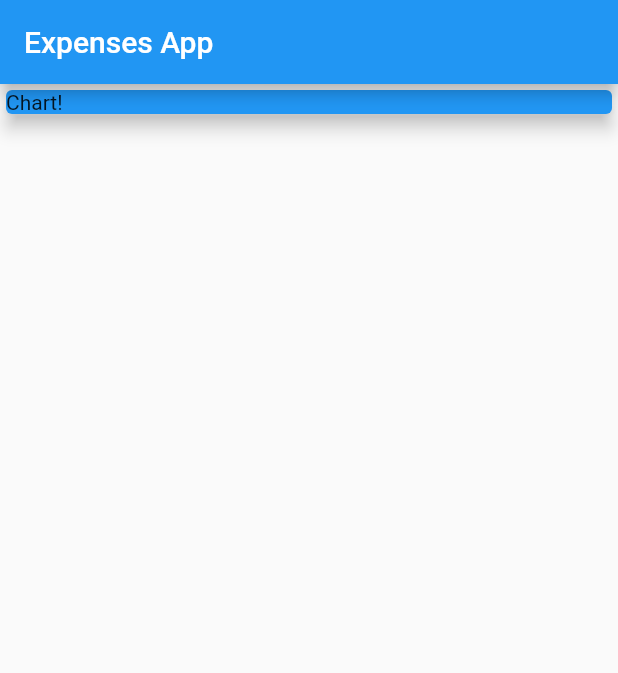
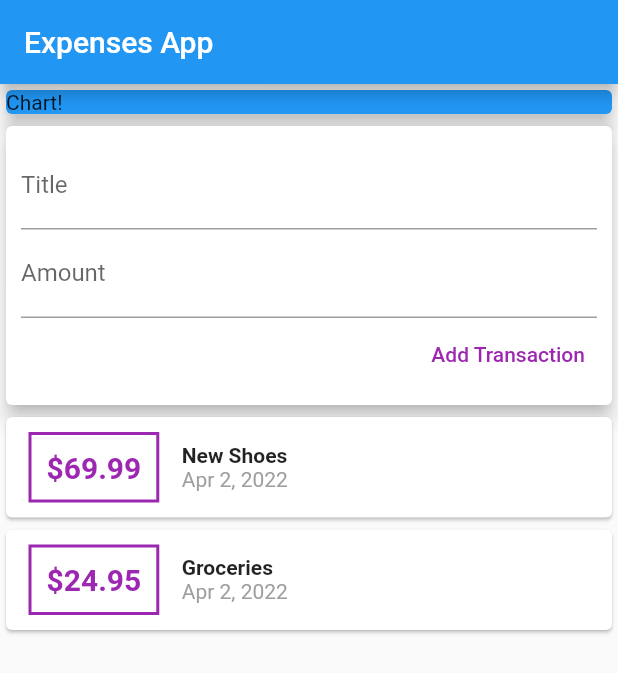
Before and after one commit to curtis-clement/flutter_expense_tracker, a Flutter app: the screen it shows after launch, on a phone screen of 412 x 824 dp. Shown: the top 673 px of the screen. Run offline on Flutter 3.47's test engine with Material 2 defaults, Android fonts, the phone set to English and light mode, and no system bars.

Commit message:
adding new transactions working

```diff
--- a/lib/main.dart
+++ b/lib/main.dart
@@ -1,4 +1,7 @@
+import 'package:expenses_tracker/widgets/userTransactions.dart';
 import 'package:flutter/material.dart';
+
+import './widgets/userTransactions.dart';
 
 void main() => runApp(MyApp());
 
@@ -32,6 +35,7 @@ class MyHomePage extends StatelessWidget {
               elevation: 5,
             ),
           ),
+          UserTransactions(),
         ],
       ),
     );
--- a/lib/widgets/newTransaction.dart
+++ b/lib/widgets/newTransaction.dart
@@ -1,8 +1,11 @@
 import 'package:flutter/material.dart';
 
 class NewTransaction extends StatelessWidget {
+  final Function addNewTransaction;
   final titleController = TextEditingController();
   final amountController = TextEditingController();
+
+  NewTransaction(this.addNewTransaction);
 
   @override
   Widget build(BuildContext context) {
@@ -15,15 +18,22 @@ class NewTransaction extends StatelessWidget {
           children: <Widget>[
             TextField(
               decoration: InputDecoration(labelText: 'Title'),
+              controller: titleController,
             ),
             TextField(
               decoration: InputDecoration(labelText: 'Amount'),
+              controller: amountController,
             ),
             TextButton(
               style: TextButton.styleFrom(
                 primary: Colors.purple,
               ),
-              onPressed: () {},
+              onPressed: () {
+                addNewTransaction(
+                  titleController.text,
+                  double.tryParse(amountController.text),
+                );
+              },
               child: Text('Add Transaction'),
             ),
           ],
--- a/lib/widgets/transactionList.dart
+++ b/lib/widgets/transactionList.dart
@@ -1,7 +1,7 @@
 import 'package:flutter/material.dart';
 import 'package:intl/intl.dart';
 
-import '../modles//transaction.dart';
+import '../models/transaction.dart';
 
 class TrasanctionList extends StatelessWidget {
   final List<Transaction> transactions;
--- a/lib/widgets/userTransactions.dart
+++ b/lib/widgets/userTransactions.dart
@@ -3,7 +3,7 @@ import 'package:flutter/material.dart';
 import './newTransaction.dart';
 import './transactionList.dart';
 
-import '../modles//transaction.dart';
+import '../models/transaction.dart';
 
 class UserTransactions extends StatefulWidget {
   @override
@@ -26,11 +26,24 @@ class _UserTransactionsState extends State<UserTransactions> {
     )
   ];
 
+  void _addNewTransaction(String title, double amount) {
+    final newTransaction = Transaction(
+      id: DateTime.now().toString(),
+      title: title,
+      amount: amount,
+      date: DateTime.now(),
+    );
+
+    setState(() {
+      _userTransactions.add(newTransaction);
+    });
+  }
+
   @override
   Widget build(BuildContext context) {
     return Column(
       children: <Widget>[
-        NewTransaction(),
+        NewTransaction(_addNewTransaction),
         TrasanctionList(_userTransactions),
       ],
     );
```
Also changed, not shown: lib/models/transaction.dart (renamed from lib/modles/transaction.dart).
